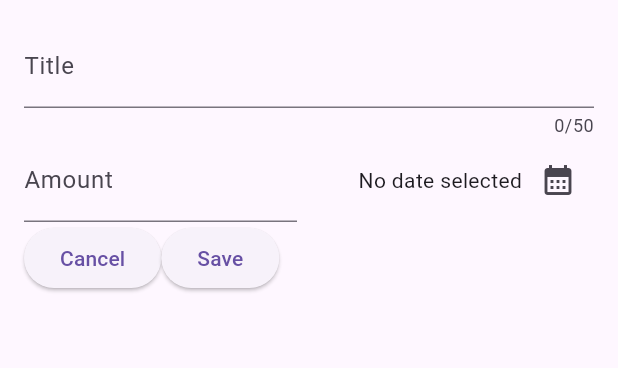
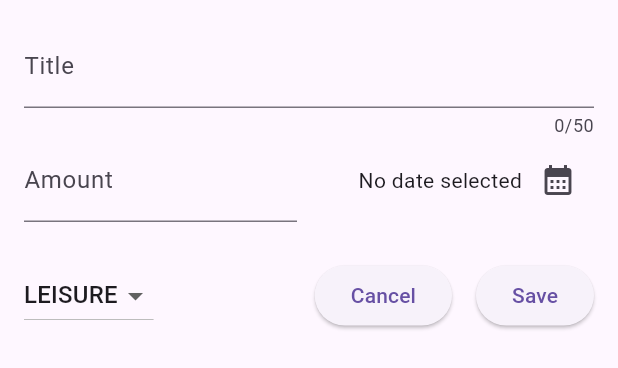
Before and after one commit to eacardenase/flutter-expenses, a Flutter app: the NewExpense widget shown alone on an empty page, opened directly, after a tap on "Save", on a phone screen of 412 x 824 dp. Shown: the top 368 px of the screen. Run offline on Flutter 3.47's test engine with Material 3 defaults, Android fonts, the phone set to English and light mode, and no system bars.

Commit message:
feat: add dropdown button for categories list

```diff
--- a/lib/widgets/new_expense.dart
+++ b/lib/widgets/new_expense.dart
@@ -1,8 +1,6 @@
 import 'package:flutter/material.dart';
 
-import 'package:intl/intl.dart';
-
-final dateFormatter = DateFormat.yMd();
+import 'package:expense_tracker/models/expense.dart';
 
 class NewExpense extends StatefulWidget {
   const NewExpense({super.key});
@@ -15,6 +13,7 @@ class _NewExpenseState extends State<NewExpense> {
   final _titleController = TextEditingController();
   final _amountController = TextEditingController();
   DateTime? _selectedDate;
+  Category _selectedCategory = Category.leisure;
 
   void _presentDatePicker() async {
     final now = DateTime.now();
@@ -28,6 +27,18 @@ class _NewExpenseState extends State<NewExpense> {
 
     setState(() {
       _selectedDate = pickedDate;
+    });
+  }
+
+  void _handleDropdownButton(Category? category) {
+    if (category == null) {
+      return;
+    }
+
+    print(category);
+
+    setState(() {
+      _selectedCategory = category;
     });
   }
 
@@ -89,7 +100,24 @@ class _NewExpenseState extends State<NewExpense> {
               )
             ],
           ),
+          const SizedBox(height: 25),
           Row(
+            children: [
+              DropdownButton(
+                value: _selectedCategory,
+                items: Category.values
+                    .map(
+                      (category) => DropdownMenuItem(
+                        value: category,
+                        child: Text(category.name.toUpperCase()),
+                      ),
+                    )
+                    .toList(),
+                onChanged: _handleDropdownButton,
+              ),
+              Expanded(
+                child: Row(
+                  mainAxisAlignment: MainAxisAlignment.end,
                   children: [
                     ElevatedButton(
                       onPressed: () {
@@ -97,15 +125,16 @@ class _NewExpenseState extends State<NewExpense> {
                       },
                       child: const Text('Cancel'),
                     ),
+                    const SizedBox(width: 16),
                     ElevatedButton(
                       onPressed: () {
-                  print(_titleController.text);
-                  print(_amountController.text);
-
                         _titleController.clear();
                         _amountController.clear();
                       },
                       child: const Text('Save'),
+                    ),
+                  ],
+                ),
               ),
             ],
           )
```
Lines whose indentation alone changed are shown as unchanged.
